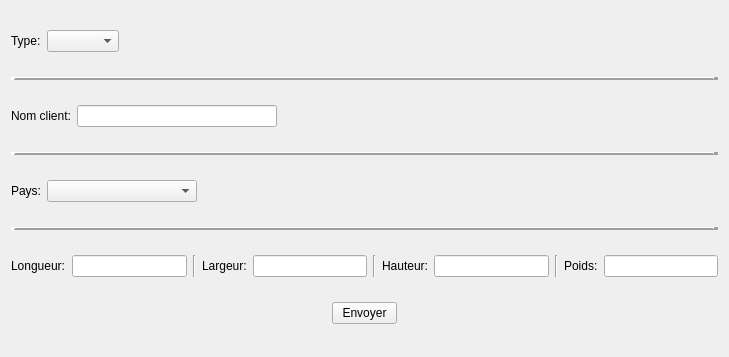
First picture: the form in clientLivraison/widget.ui, repository dnalexen/livraisonColis, before the edit.
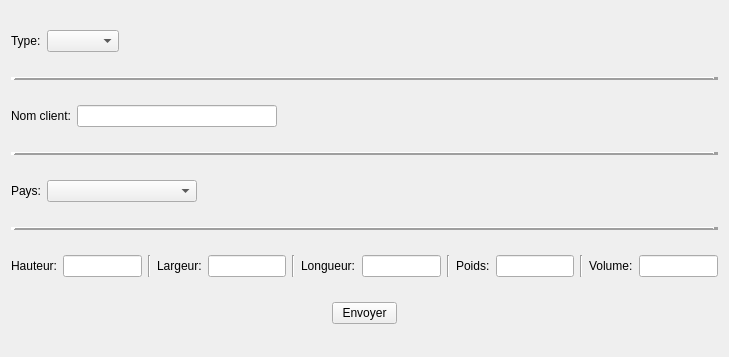
Second picture: the form after the edit.

Commit message: finition fenêtre client - méthode toJson

```diff
--- a/clientLivraison/widget.ui
+++ b/clientLivraison/widget.ui
@@ -199,20 +199,17 @@
      <item>
       <layout class="QHBoxLayout" name="horizontalLayoutColis">
        <item>
-        <widget class="QLabel" name="labelLongueur">
+        <widget class="QLabel" name="labelHauteur">
          <property name="text">
-          <string>Longueur:</string>
+          <string>Hauteur:</string>
          </property>
         </widget>
        </item>
        <item>
-        <widget class="QLineEdit" name="lineEditLongueur">
+        <widget class="QLineEdit" name="lineEditHauteur">
          <property name="readOnly">
           <bool>true</bool>
          </property>
-         <property name="clearButtonEnabled">
-          <bool>false</bool>
-         </property>
         </widget>
        </item>
        <item>
@@ -244,17 +241,20 @@
         </widget>
        </item>
        <item>
-        <widget class="QLabel" name="labelHauteur">
+        <widget class="QLabel" name="labelLongueur">
          <property name="text">
-          <string>Hauteur:</string>
+          <string>Longueur:</string>
          </property>
         </widget>
        </item>
        <item>
-        <widget class="QLineEdit" name="lineEditHauteur">
+        <widget class="QLineEdit" name="lineEditLongueur">
          <property name="readOnly">
           <bool>true</bool>
          </property>
+         <property name="clearButtonEnabled">
+          <bool>false</bool>
+         </property>
         </widget>
        </item>
        <item>
@@ -278,6 +278,27 @@
          </property>
         </widget>
        </item>
+       <item>
+        <widget class="Line" name="line_7">
+         <property name="orientation">
+          <enum>Qt::Vertical</enum>
+         </property>
+        </widget>
+       </item>
+       <item>
+        <widget class="QLabel" name="labelVolume">
+         <property name="text">
+          <string>Volume:</string>
+         </property>
+        </widget>
+       </item>
+       <item>
+        <widget class="QLineEdit" name="lineEditVolume">
+         <property name="readOnly">
+          <bool>true</bool>
+         </property>
+        </widget>
+       </item>
       </layout>
      </item>
      <item>
```
The commit also changes 7 other files.
